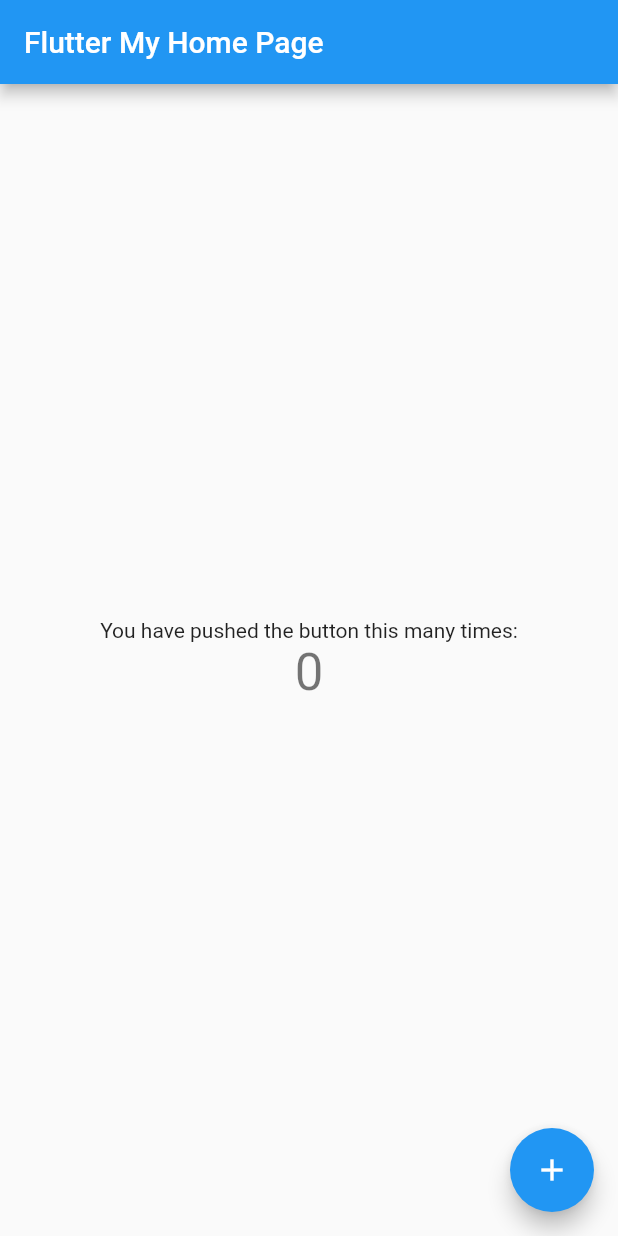
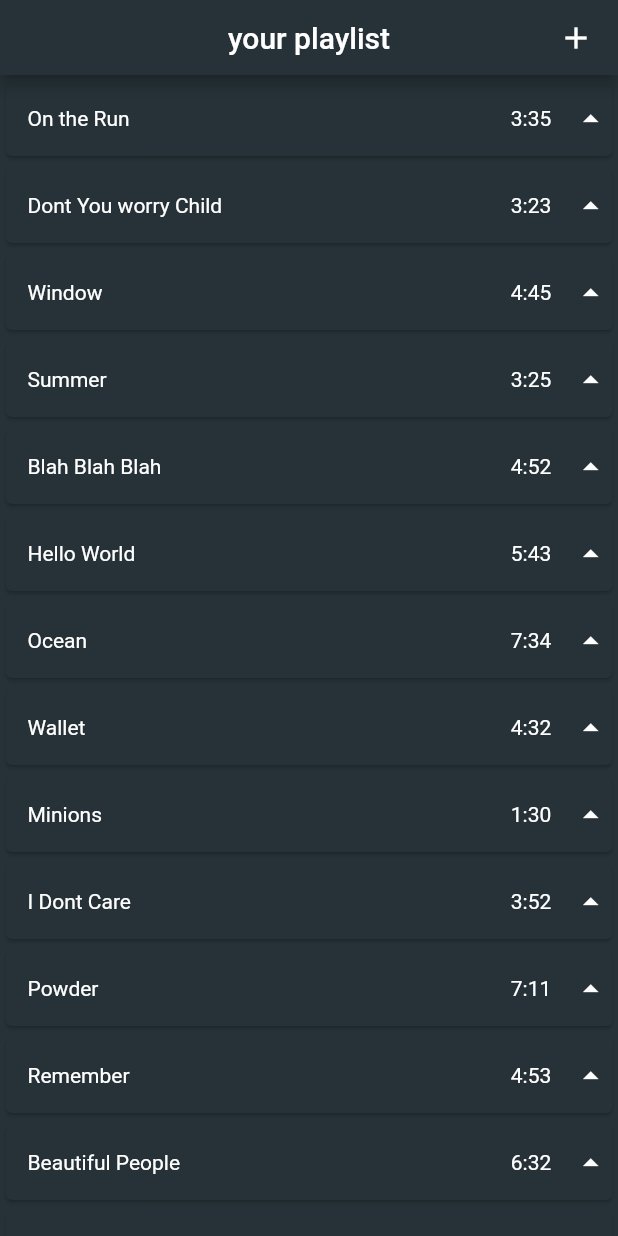
Before and after one commit to carterjswift/sharkjam, a Flutter app: the screen it shows after launch, on a phone screen of 412 x 824 dp. Run offline on Flutter 3.47's test engine with Material 2 defaults, Android fonts, the phone set to English and light mode, and no system bars.

Commit message:
playlist screen with multiple function button & scrollable list

```diff
--- a/lib/main.dart
+++ b/lib/main.dart
@@ -1,117 +1,157 @@
 import 'package:flutter/material.dart';
+import 'song.dart';
 
 void main() {
-  runApp(MyApp());
+  runApp(MaterialApp(
+    home: PlayList(),
+  ));
 }
 
-class MyApp extends StatelessWidget {
-  // This widget is the root of your application.
+class PlayList extends StatefulWidget {
   @override
-  Widget build(BuildContext context) {
-    return MaterialApp(
-      title: 'Flutter Demo',
-      theme: ThemeData(
-        // This is the theme of your application.
-        //
-        // Try running your application with "flutter run". You'll see the
-        // application has a blue toolbar. Then, without quitting the app, try
-        // changing the primarySwatch below to Colors.green and then invoke
-        // "hot reload" (press "r" in the console where you ran "flutter run",
-        // or simply save your changes to "hot reload" in a Flutter IDE).
-        // Notice that the counter didn't reset back to zero; the application
-        // is not restarted.
-        primarySwatch: Colors.blue,
-        // This makes the visual density adapt to the platform that you run
-        // the app on. For desktop platforms, the controls will be smaller and
-        // closer together (more dense) than on mobile platforms.
-        visualDensity: VisualDensity.adaptivePlatformDensity,
-      ),
-      home: MyHomePage(title: 'Flutter My Home Page'),
-    );
-  }
+  _PlayListState createState() => _PlayListState();
 }
 
-class MyHomePage extends StatefulWidget {
-  MyHomePage({Key key, this.title}) : super(key: key);
+class _PlayListState extends State<PlayList> {
+  //create a stateful list for now
+  List<Song> songs = [
+    Song(name: 'On the Run', duration: '3:35'),
+    Song(name: 'Dont You worry Child', duration: '3:23'),
+    Song(name: 'Window', duration: '4:45'),
+    Song(name: 'Summer', duration: '3:25'),
+    Song(name: 'Blah Blah Blah', duration: '4:52'),
+    Song(name: 'Hello World', duration: '5:43'),
+    Song(name: 'Ocean', duration: '7:34'),
+    Song(name: 'Wallet', duration: '4:32'),
+    Song(name: 'Minions', duration: '1:30'),
+    Song(name: 'I Dont Care', duration: '3:52'),
+    Song(name: 'Powder', duration: '7:11'),
+    Song(name: 'Remember', duration: '4:53'),
+    Song(name: 'Beautiful People', duration: '6:32'),
+    Song(name: 'The Grand Finale', duration: '4:42'),
+    Song(name: 'On the Run', duration: '3:35'),
+    Song(name: 'Dont You worry Child', duration: '3:23'),
+    Song(name: 'Window', duration: '4:45'),
+    Song(name: 'Summer', duration: '3:25'),
+    Song(name: 'Blah Blah Blah', duration: '4:52'),
+    Song(name: 'Hello World', duration: '5:43'),
+    Song(name: 'Ocean', duration: '7:34'),
+    Song(name: 'Wallet', duration: '4:32'),
+    Song(name: 'Minions', duration: '1:30'),
+    Song(name: 'I Dont Care', duration: '3:52'),
+    Song(name: 'Powder', duration: '7:11'),
+    Song(name: 'Remember', duration: '4:53'),
+    Song(name: 'Beautiful People', duration: '6:32'),
+    Song(name: 'The Grand Finale', duration: '4:42'),
+    Song(name: 'On the Run', duration: '3:35'),
+    Song(name: 'Dont You worry Child', duration: '3:23'),
+    Song(name: 'Window', duration: '4:45'),
+    Song(name: 'Summer', duration: '3:25'),
+    Song(name: 'Blah Blah Blah', duration: '4:52'),
+    Song(name: 'Hello World', duration: '5:43'),
+    Song(name: 'Ocean', duration: '7:34'),
+    Song(name: 'Wallet', duration: '4:32'),
+    Song(name: 'Minions', duration: '1:30'),
+    Song(name: 'I Dont Care', duration: '3:52'),
+    Song(name: 'Powder', duration: '7:11'),
+    Song(name: 'Remember', duration: '4:53'),
+    Song(name: 'Beautiful People', duration: '6:32'),
+    Song(name: 'The Grand Finale', duration: '4:42'),
+    Song(name: 'On the Run', duration: '3:35'),
+    Song(name: 'Dont You worry Child', duration: '3:23'),
+    Song(name: 'Window', duration: '4:45'),
+    Song(name: 'Summer', duration: '3:25'),
+    Song(name: 'Blah Blah Blah', duration: '4:52'),
+    Song(name: 'Hello World', duration: '5:43'),
+    Song(name: 'Ocean', duration: '7:34'),
+    Song(name: 'Wallet', duration: '4:32'),
+    Song(name: 'Minions', duration: '1:30'),
+    Song(name: 'I Dont Care', duration: '3:52'),
+    Song(name: 'Powder', duration: '7:11'),
+    Song(name: 'Remember', duration: '4:53'),
+    Song(name: 'Beautiful People', duration: '6:32'),
+    Song(name: 'The Grand Finale', duration: '4:42'),
+  ];
 
-  // This widget is the home page of your application. It is stateful, meaning
-  // that it has a State object (defined below) that contains fields that affect
-  // how it looks.
+  //method that creates the row of the name of the song,
+  //duration and bump-up button
+  Widget songInfo(song) {
+    Song songLocal = new Song();
+    songLocal = song;
 
-  // This class is the configuration for the state. It holds the values (in this
-  // case the title) provided by the parent (in this case the App widget) and
-  // used by the build method of the State. Fields in a Widget subclass are
-  // always marked "final".
-
-  final String title;
-
-  @override
-  _MyHomePageState createState() => _MyHomePageState();
-}
-
-class _MyHomePageState extends State<MyHomePage> {
-  int _counter = 0;
-
-  void _incrementCounter() {
-    setState(() {
-      // This call to setState tells the Flutter framework that something has
-      // changed in this State, which causes it to rerun the build method below
-      // so that the display can reflect the updated values. If we changed
-      // _counter without calling setState(), then the build method would not be
-      // called again, and so nothing would appear to happen.
-      _counter++;
-    });
-  }
-
-  @override
-  Widget build(BuildContext context) {
-    // This method is rerun every time setState is called, for instance as done
-    // by the _incrementCounter method above.
-    //
-    // The Flutter framework has been optimized to make rerunning build methods
-    // fast, so that you can just rebuild anything that needs updating rather
-    // than having to individually change instances of widgets.
-    return Scaffold(
-      appBar: AppBar(
-        // Here we take the value from the MyHomePage object that was created by
-        // the App.build method, and use it to set our appbar title.
-        title: Text(widget.title),
+    return Card(
+      color: Colors.blueGrey[900],
+      child: Row(
+        mainAxisAlignment: MainAxisAlignment.spaceEvenly,
+        crossAxisAlignment: CrossAxisAlignment.center,
+        children: <Widget>[
+          Padding(padding: EdgeInsets.fromLTRB(10, 0, 0, 0)),
+          GestureDetector(
+            child: Container(
+              child: Align(
+                child: Text(songLocal.name,
+                    style: TextStyle(
+                      color: Colors.white,
+                    )),
+                alignment: Alignment.centerLeft,
               ),
-      body: Center(
-        // Center is a layout widget. It takes a single child and positions it
-        // in the middle of the parent.
-        child: Column(
-          // Column is also a layout widget. It takes a list of children and
-          // arranges them vertically. By default, it sizes itself to fit its
-          // children horizontally, and tries to be as tall as its parent.
-          //
-          // Invoke "debug painting" (press "p" in the console, choose the
-          // "Toggle Debug Paint" action from the Flutter Inspector in Android
-          // Studio, or the "Toggle Debug Paint" command in Visual Studio Code)
-          // to see the wireframe for each widget.
-          //
-          // Column has various properties to control how it sizes itself and
-          // how it positions its children. Here we use mainAxisAlignment to
-          // center the children vertically; the main axis here is the vertical
-          // axis because Columns are vertical (the cross axis would be
-          // horizontal).
-          mainAxisAlignment: MainAxisAlignment.center,
-          children: <Widget>[
-            Text(
-              'You have pushed the button this many times:',
+              width: 320,
+              height: 50,
             ),
-            Text(
-              '$_counter',
-              style: Theme.of(context).textTheme.headline4,
+            onTap: () {
+              print('play the song');
+            },
+          ),
+          Container(
+            child: Text(songLocal.duration,
+                style: TextStyle(
+                  color: Colors.white,
+                )),
+          ),
+          Padding(padding: EdgeInsets.fromLTRB(10, 0, 0, 0)),
+          GestureDetector(
+            child: Icon(
+              Icons.arrow_drop_up,
+              color: Colors.white,
+            ),
+            onTap: () {
+              print('bump-up');
+            },
           ),
         ],
       ),
-      ),
-      floatingActionButton: FloatingActionButton(
-        onPressed: _incrementCounter,
-        tooltip: 'Increment',
-        child: Icon(Icons.add),
-      ), // This trailing comma makes auto-formatting nicer for build methods.
     );
   }
+
+  //playlist screen
+  @override
+  Widget build(BuildContext context) {
+    return Scaffold(
+        backgroundColor: Colors.blueGrey[900],
+        appBar: PreferredSize(
+          preferredSize: Size.fromHeight(50),
+          child: AppBar(
+            //leading: Icon(Icons.arrow_back),
+            title: Text(
+              'your playlist',
+            ),
+            backgroundColor: Colors.blueGrey[900],
+            centerTitle: true,
+            actions: <Widget>[
+              Padding(
+                  child: GestureDetector(
+                      onTap: () {
+                        print('+');
+                      },
+                      child: Icon(Icons.add)),
+                  padding: EdgeInsets.symmetric(horizontal: 16.0))
+            ],
+          ),
+        ),
+        body: Scrollbar(
+            child: ListView(
+          scrollDirection: Axis.vertical,
+          children: songs.map((song) => songInfo(song)).toList(),
+        )));
   }
+}
--- /dev/null
+++ b/lib/song.dart
@@ -0,0 +1,22 @@
+class Song {
+  String name;
+  String duration; // String type for now
+
+  String get songname {
+    return name;
+  }
+
+  String get songduration {
+    return duration;
+  }
+
+  set songname(String name) {
+    this.songname = name;
+  }
+
+  set songduration(String duration) {
+    this.songduration = duration;
+  }
+
+  Song({this.name, this.duration});
+}
```
Lines whose indentation alone changed are shown as unchanged.
